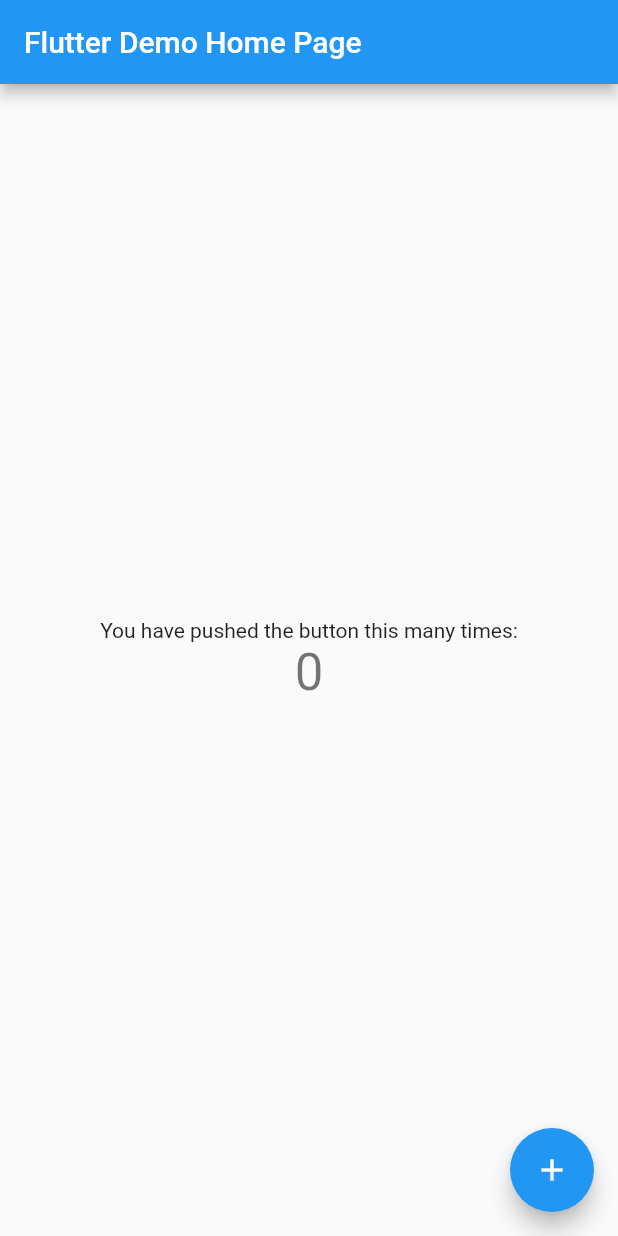
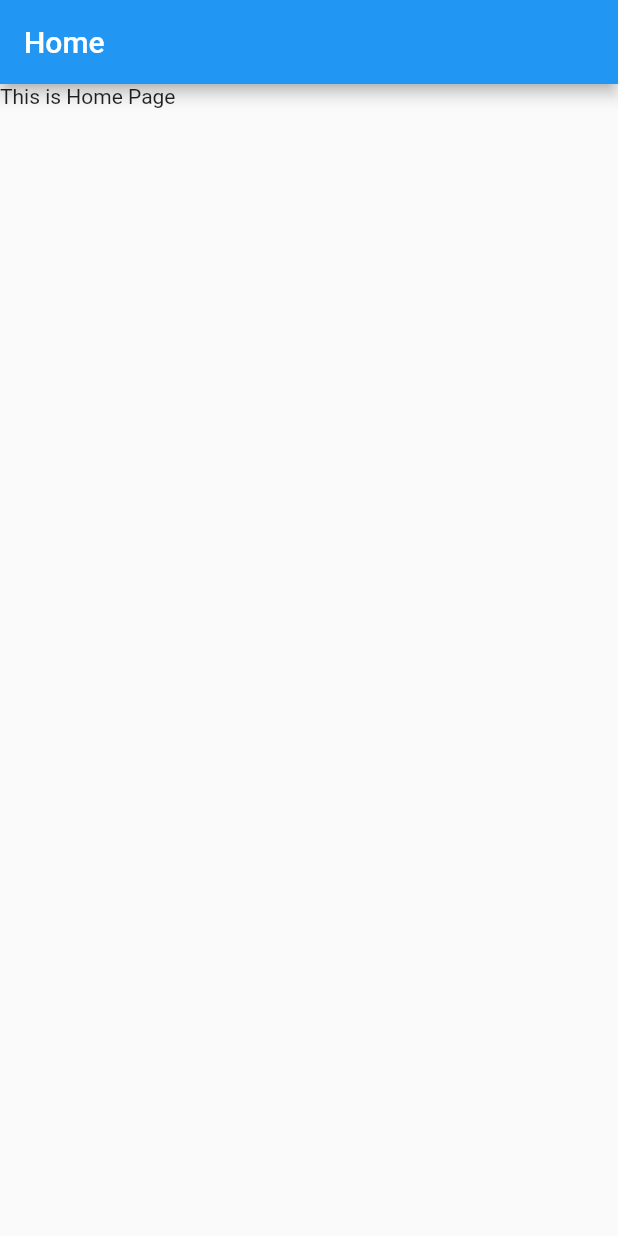
Before and after one commit to keyur4578/my-flutter, a Flutter app: the screen it shows after launch, on a phone screen of 412 x 824 dp. Run offline on Flutter 3.47's test engine with Material 2 defaults, Android fonts, the phone set to English and light mode, and no system bars.

Commit message:
Create Home Page

```diff
--- /dev/null
+++ b/lib/HomePage.dart
@@ -0,0 +1,19 @@
+import 'package:flutter/material.dart';
+
+class HomePage extends StatefulWidget {
+
+  @override
+  State<HomePage> createState() => _HomePageState();
+}
+
+class _HomePageState extends State<HomePage> {
+  @override
+  Widget build(BuildContext context) {
+    return Scaffold(
+      appBar: AppBar(
+        title: Text("Home"),
+      ),
+      body: Text("This is Home Page"),
+    );
+  }
+}
--- a/lib/main.dart
+++ b/lib/main.dart
@@ -1,115 +1,19 @@
 import 'package:flutter/material.dart';
+import 'package:myfluttertwo/HomePage.dart';
 
 void main() {
-  runApp(const MyApp());
+  runApp(MyApp());
 }
 
 class MyApp extends StatelessWidget {
-  const MyApp({Key? key}) : super(key: key);
-
-  // This widget is the root of your application.
   @override
   Widget build(BuildContext context) {
     return MaterialApp(
       title: 'Flutter Demo',
       theme: ThemeData(
-        // This is the theme of your application.
-        //
-        // Try running your application with "flutter run". You'll see the
-        // application has a blue toolbar. Then, without quitting the app, try
-        // changing the primarySwatch below to Colors.green and then invoke
-        // "hot reload" (press "r" in the console where you ran "flutter run",
-        // or simply save your changes to "hot reload" in a Flutter IDE).
-        // Notice that the counter didn't reset back to zero; the application
-        // is not restarted.
         primarySwatch: Colors.blue,
       ),
-      home: const MyHomePage(title: 'Flutter Demo Home Page'),
+      home: HomePage(),
     );
   }
 }
-
-class MyHomePage extends StatefulWidget {
-  const MyHomePage({Key? key, required this.title}) : super(key: key);
-
-  // This widget is the home page of your application. It is stateful, meaning
-  // that it has a State object (defined below) that contains fields that affect
-  // how it looks.
-
-  // This class is the configuration for the state. It holds the values (in this
-  // case the title) provided by the parent (in this case the App widget) and
-  // used by the build method of the State. Fields in a Widget subclass are
-  // always marked "final".
-
-  final String title;
-
-  @override
-  State<MyHomePage> createState() => _MyHomePageState();
-}
-
-class _MyHomePageState extends State<MyHomePage> {
-  int _counter = 0;
-
-  void _incrementCounter() {
-    setState(() {
-      // This call to setState tells the Flutter framework that something has
-      // changed in this State, which causes it to rerun the build method below
-      // so that the display can reflect the updated values. If we changed
-      // _counter without calling setState(), then the build method would not be
-      // called again, and so nothing would appear to happen.
-      _counter++;
-    });
-  }
-
-  @override
-  Widget build(BuildContext context) {
-    // This method is rerun every time setState is called, for instance as done
-    // by the _incrementCounter method above.
-    //
-    // The Flutter framework has been optimized to make rerunning build methods
-    // fast, so that you can just rebuild anything that needs updating rather
-    // than having to individually change instances of widgets.
-    return Scaffold(
-      appBar: AppBar(
-        // Here we take the value from the MyHomePage object that was created by
-        // the App.build method, and use it to set our appbar title.
-        title: Text(widget.title),
-      ),
-      body: Center(
-        // Center is a layout widget. It takes a single child and positions it
-        // in the middle of the parent.
-        child: Column(
-          // Column is also a layout widget. It takes a list of children and
-          // arranges them vertically. By default, it sizes itself to fit its
-          // children horizontally, and tries to be as tall as its parent.
-          //
-          // Invoke "debug painting" (press "p" in the console, choose the
-          // "Toggle Debug Paint" action from the Flutter Inspector in Android
-          // Studio, or the "Toggle Debug Paint" command in Visual Studio Code)
-          // to see the wireframe for each widget.
-          //
-          // Column has various properties to control how it sizes itself and
-          // how it positions its children. Here we use mainAxisAlignment to
-          // center the children vertically; the main axis here is the vertical
-          // axis because Columns are vertical (the cross axis would be
-          // horizontal).
-          mainAxisAlignment: MainAxisAlignment.center,
-          children: <Widget>[
-            const Text(
-              'You have pushed the button this many times:',
-            ),
-            Text(
-              '$_counter',
-              style: Theme.of(context).textTheme.headline4,
-            ),
-          ],
-        ),
-      ),
-      floatingActionButton: FloatingActionButton(
-        onPressed: _incrementCounter,
-        tooltip: 'Increment',
-        child: const Icon(Icons.add),
-      ), // This trailing comma makes auto-formatting nicer for build methods.
-    );
-  }
-}
```
